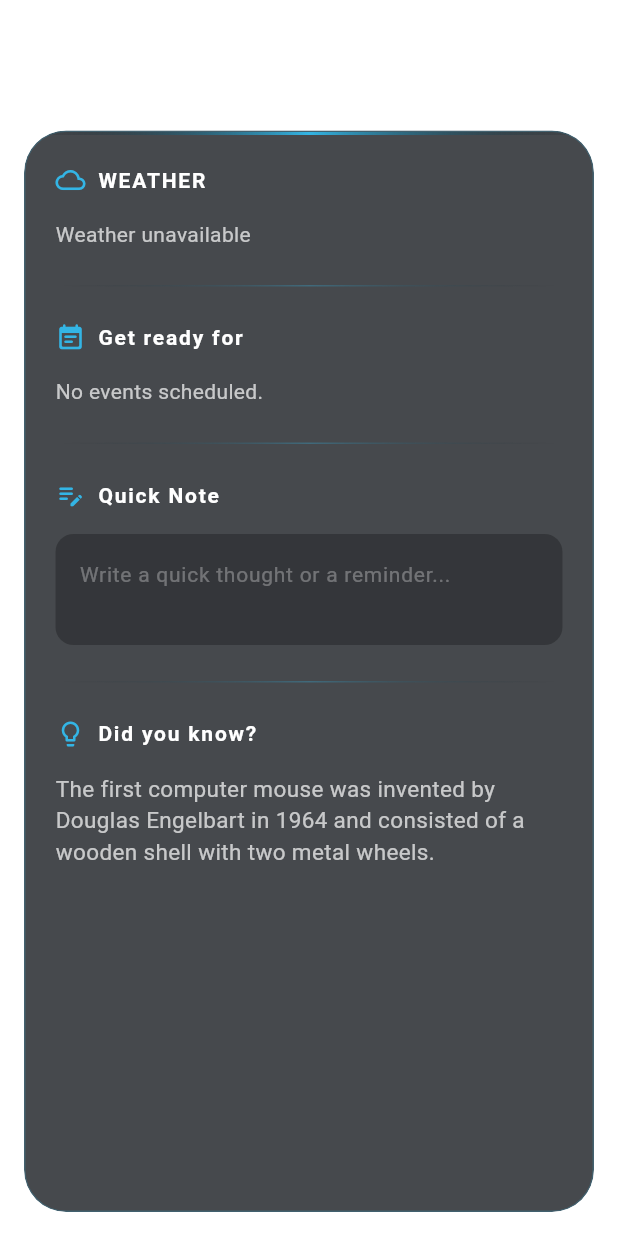
After one commit to LecSUSOff/thelauncher, a Flutter app: the YouHub screen opened directly, on a phone screen of 412 x 824 dp. The commit adds this screen. Run offline on Flutter 3.47's test engine with Material 3 defaults, Android fonts, the phone set to English and light mode, and no system bars; our stand-ins replace math_expressions, palette_generator, shared_preferences, smooth_page_indicator, table_calendar; missing offline and left inert: animated_analog_clock, device_calendar, device_wallpaper_flutter, flutter_media_controller, installed_apps; accounts and stored records are empty; network calls fail.

Commit message:
Add YouHub

```diff
--- a/lib/main.dart
+++ b/lib/main.dart
@@ -8,6 +8,7 @@ import 'package:flutter/services.dart';
 import 'package:shared_preferences/shared_preferences.dart';
 import 'home.dart';
 import 'applist.dart';
+import 'youhub.dart';
 
 void main() {
   WidgetsFlutterBinding.ensureInitialized();
@@ -50,6 +51,9 @@ class LauncherHomeScreen extends StatefulWidget {
 class _LauncherHomeScreenState extends State<LauncherHomeScreen> {
   Uint8List? _wallpaperBytes;
   List<AppInfo> _pinnedApps = [];
+  final PageController _rootPageController = PageController(
+      initialPage: 1,
+    );
 
   @override
   void initState() {
@@ -137,8 +141,10 @@ class _LauncherHomeScreenState extends State<LauncherHomeScreen> {
               Padding(
                 padding: const EdgeInsets.only(top: 50, bottom: 45),
                 child: PageView(
+                  controller: _rootPageController,
                   physics: const BouncingScrollPhysics(),
                   children: [
+                    YouHub(),
                     HomePage(pinnedApps: pinnedApps, onTogglePin: togglePinApp,),
                     AppList(apps: allApps, pinnedApps: _pinnedApps, onTogglePin: togglePinApp,),
                   ],
--- /dev/null
+++ b/lib/youhub.dart
@@ -0,0 +1,461 @@
+import 'dart:convert';
+import 'dart:ui' as ui;
+import 'package:flutter/material.dart';
+import 'package:http/http.dart' as http;
+import 'package:shared_preferences/shared_preferences.dart';
+import 'package:device_calendar/device_calendar.dart';
+import 'package:intl/intl.dart';
+
+class YouHub extends StatefulWidget {
+  const YouHub({super.key});
+
+  @override
+  State<YouHub> createState() => _YouHubState();
+}
+
+class _YouHubState extends State<YouHub> {
+  static const Color holoCyan = Color(0xFF33B5E5);
+  static const Color holoSurface = Color(0xCC181B20);
+
+  final TextEditingController _notesController = TextEditingController();
+  final DeviceCalendarPlugin _deviceCalendarPlugin = DeviceCalendarPlugin();
+
+  // Independent Futures for smart loading
+  Future<({double temp, int code, String city})?>? _weatherFuture;
+  Future<List<Event>>? _eventsFuture;
+  Future<String>? _factFuture;
+
+  @override
+  void initState() {
+    super.initState();
+    _loadSavedNotes();
+    _refreshFeed(); // Loads all futures
+  }
+
+  @override
+  void dispose() {
+    _notesController.dispose();
+    super.dispose();
+  }
+
+  /// Triggers all futures. Linked to a Pull-To-Refresh gesture.
+  Future<void> _refreshFeed() async {
+    setState(() {
+      _weatherFuture = fetchCurrentWeather();
+      _eventsFuture = _fetchUpcomingEvents();
+      _factFuture = _fetchDailyFact();
+    });
+  }
+
+  Future<void> _loadSavedNotes() async {
+    final prefs = await SharedPreferences.getInstance();
+    if (mounted) {
+      setState(() {
+        _notesController.text = prefs.getString('youhub_notes') ?? '';
+      });
+    }
+  }
+
+  Future<void> _saveNotes(String text) async {
+    final prefs = await SharedPreferences.getInstance();
+    await prefs.setString('youhub_notes', text);
+  }
+
+  // --- CALENDAR INTEGRATION ---
+  Future<List<Event>> _fetchUpcomingEvents() async {
+    List<Event> upcomingEvents = [];
+    try {
+      var permissionsGranted = await _deviceCalendarPlugin.hasPermissions();
+      if (permissionsGranted.isSuccess && !(permissionsGranted.data ?? false)) {
+        permissionsGranted = await _deviceCalendarPlugin.requestPermissions();
+        if (!permissionsGranted.isSuccess || !(permissionsGranted.data ?? false)) {
+          return [];
+        }
+      }
+
+      final calendarsResult = await _deviceCalendarPlugin.retrieveCalendars();
+      if (calendarsResult.data != null) {
+        for (var calendar in calendarsResult.data!) {
+          final eventsResult = await _deviceCalendarPlugin.retrieveEvents(
+            calendar.id,
+            RetrieveEventsParams(
+              startDate: DateTime.now(),
+              endDate: DateTime.now().add(const Duration(days: 2)),
+            ),
+          );
+
+          if (eventsResult.data != null) {
+            upcomingEvents.addAll(eventsResult.data!);
+          }
+        }
+      }
+      upcomingEvents.sort((a, b) => (a.start as DateTime).compareTo(b.start as DateTime));
+      return upcomingEvents.take(3).toList(); // Show top 3 events
+    } catch (e) {
+      debugPrint("Calendar error: $e");
+      return [];
+    }
+  }
+
+  // --- WEATHER INTEGRATION ---
+  Future<({double temp, int code, String city})?> fetchCurrentWeather() async {
+    double lat = 52.52;
+    double lon = 13.41;
+    String city = "Local";
+
+    try {
+      final locRes = await http.get(
+        Uri.parse('https://ipapi.co/json/'),
+        headers: {'User-Agent': 'CandyLauncher/1.0'},
+      ).timeout(const Duration(seconds: 7));
+
+      if (locRes.statusCode == 200) {
+        final locData = json.decode(locRes.body);
+        if (locData['latitude'] != null && locData['longitude'] != null) {
+          lat = (locData['latitude'] as num).toDouble();
+          lon = (locData['longitude'] as num).toDouble();
+          city = locData['city'] ?? "Local";
+        }
+      }
+    } catch (_) {}
+
+    try {
+      final weatherUrl = Uri.parse('https://api.open-meteo.com/v1/forecast?latitude=$lat&longitude=$lon&current=temperature_2m,weather_code');
+      final weatherRes = await http.get(weatherUrl).timeout(const Duration(seconds: 7));
+
+      if (weatherRes.statusCode == 200) {
+        final current = json.decode(weatherRes.body)['current'];
+        return (
+          temp: (current['temperature_2m'] as num).toDouble(),
+          code: current['weather_code'] as int,
+          city: city,
+        );
+      }
+    } catch (_) {}
+
+    return null;
+  }
+
+  // --- SMART FACT INTEGRATION ---
+  Future<String> _fetchDailyFact() async {
+    try {
+      final res = await http.get(Uri.parse('https://uselessfacts.jsph.pl/api/v2/facts/random')).timeout(const Duration(seconds: 5));
+      if (res.statusCode == 200) {
+        return json.decode(res.body)['text'];
+      }
+    } catch (_) {}
+    return "The first computer mouse was invented by Douglas Engelbart in 1964 and consisted of a wooden shell with two metal wheels.";
+  }
+
+  String _getWeatherCondition(int code) {
+    if (code == 0) return "Clear Sky";
+    if (code <= 3) return "Partly Cloudy";
+    if (code <= 48) return "Foggy";
+    if (code <= 67) return "Rainy";
+    if (code <= 77) return "Snowy";
+    if (code <= 82) return "Showers";
+    return "Thunderstorm";
+  }
+
+  IconData _getWeatherIcon(int code) {
+    if (code == 0) return Icons.wb_sunny_rounded;
+    if (code <= 3) return Icons.wb_cloudy_rounded;
+    if (code <= 48) return Icons.cloud_queue_rounded;
+    if (code <= 67) return Icons.water_drop_rounded;
+    if (code <= 77) return Icons.ac_unit_rounded;
+    if (code <= 82) return Icons.grain_rounded;
+    return Icons.flash_on_rounded;
+  }
+
+  @override
+  Widget build(BuildContext context) {
+    return Scaffold(
+      backgroundColor: Colors.transparent,
+      body: SafeArea(
+        child: Column(
+          crossAxisAlignment: CrossAxisAlignment.start,
+          children: [
+            const Padding(
+              padding: EdgeInsets.fromLTRB(24, 20, 24, 8),
+              child: Text(
+                "You Hub",
+                style: TextStyle(
+                  fontWeight: FontWeight.w600,
+                  fontSize: 36,
+                  color: Colors.white,
+                  letterSpacing: -0.5,
+                ),
+              ),
+            ),
+
+            Expanded(
+              child: Padding(
+                padding: const EdgeInsets.fromLTRB(16, 8, 16, 16),
+                child: ClipRRect(
+                  borderRadius: BorderRadius.circular(28),
+                  child: BackdropFilter(
+                    filter: ui.ImageFilter.blur(sigmaX: 16, sigmaY: 16),
+                    child: Container(
+                      decoration: BoxDecoration(
+                        color: holoSurface,
+                        borderRadius: BorderRadius.circular(28),
+                        border: Border.all(
+                          color: holoCyan.withValues(alpha: 0.22),
+                          width: 1.0,
+                        ),
+                      ),
+                      child: Column(
+                        children: [
+                          Container(
+                            height: 2,
+                            decoration: const BoxDecoration(
+                              gradient: LinearGradient(
+                                colors: [Colors.transparent, holoCyan, Colors.transparent],
+                              ),
+                            ),
+                          ),
+
+                          Expanded(
+                            child: RefreshIndicator(
+                              onRefresh: _refreshFeed,
+                              color: holoCyan,
+                              backgroundColor: holoSurface,
+                              child: ListView(
+                                padding: const EdgeInsets.all(20),
+                                physics: const AlwaysScrollableScrollPhysics(),
+                                children: [
+
+                                  // 1. LIVE WEATHER
+                                  HoloSection(
+                                    title: "WEATHER",
+                                    icon: Icons.cloud_outlined,
+                                    showDivider: true,
+                                    child: FutureBuilder(
+                                      future: _weatherFuture,
+                                      builder: (context, snapshot) {
+                                        if (snapshot.connectionState == ConnectionState.waiting) {
+                                          return const Center(child: CircularProgressIndicator(color: holoCyan));
+                                        }
+                                        final data = snapshot.data;
+                                        if (data == null) {
+                                          return const Text("Weather unavailable", style: TextStyle(color: Colors.white70));
+                                        }
+                                        return Row(
+                                          mainAxisAlignment: MainAxisAlignment.spaceBetween,
+                                          children: [
+                                            Column(
+                                              crossAxisAlignment: CrossAxisAlignment.start,
+                                              children: [
+                                                Row(
+                                                  children: [
+                                                    const Icon(Icons.location_on_rounded, size: 16, color: holoCyan),
+                                                    const SizedBox(width: 4),
+                                                    Text(
+                                                      data.city,
+                                                      style: const TextStyle(fontSize: 16, fontWeight: FontWeight.w600, color: Colors.white),
+                                                    ),
+                                                  ],
+                                                ),
+                                                const SizedBox(height: 4),
+                                                Text(
+                                                  _getWeatherCondition(data.code),
+                                                  style: const TextStyle(fontSize: 14, color: Colors.white70),
+                                                ),
+                                              ],
+                                            ),
+                                            Row(
+                                              children: [
+                                                Icon(_getWeatherIcon(data.code), color: holoCyan, size: 36),
+                                                const SizedBox(width: 12),
+                                                Text(
+                                                  "${data.temp.round()}°",
+                                                  style: const TextStyle(fontSize: 40, fontWeight: FontWeight.bold, color: Colors.white),
+                                                ),
+                                              ],
+                                            ),
+                                          ],
+                                        );
+                                      },
+                                    ),
+                                  ),
+
+                                  // 2. UPCOMING CALENDAR
+                                  HoloSection(
+                                    title: "Get ready for",
+                                    icon: Icons.event_note_rounded,
+                                    showDivider: true,
+                                    child: FutureBuilder<List<Event>>(
+                                      future: _eventsFuture,
+                                      builder: (context, snapshot) {
+                                        if (snapshot.connectionState == ConnectionState.waiting) {
+                                          return const Center(child: CircularProgressIndicator(color: holoCyan, strokeWidth: 2));
+                                        }
+                                        final events = snapshot.data ?? [];
+                                        if (events.isEmpty) {
+                                          return const Text("No events scheduled.", style: TextStyle(color: Colors.white70));
+                                        }
+                                        return Column(
+                                          children: events.map((event) {
+                                            final startTime = event.start as DateTime;
+                                            final timeString = DateFormat('h:mm a').format(startTime);
+                                            final dayString = startTime.day == DateTime.now().day ? "Today" : "Tomorrow";
+                                            return Padding(
+                                              padding: const EdgeInsets.only(bottom: 12.0),
+                                              child: Row(
+                                                crossAxisAlignment: CrossAxisAlignment.start,
+                                                children: [
+                                                  Container(
+                                                    width: 3,
+                                                    height: 38,
+                                                    decoration: BoxDecoration(
+                                                      color: holoCyan,
+                                                      borderRadius: BorderRadius.circular(2),
+                                                    ),
+                                                  ),
+                                                  const SizedBox(width: 12),
+                                                  Expanded(
+                                                    child: Column(
+                                                      crossAxisAlignment: CrossAxisAlignment.start,
+                                                      children: [
+                                                        Text(
+                                                          event.title ?? "Busy",
+                                                          style: const TextStyle(fontSize: 15, fontWeight: FontWeight.w500, color: Colors.white),
+                                                          maxLines: 1,
+                                                          overflow: TextOverflow.ellipsis,
+                                                        ),
+                                                        const SizedBox(height: 2),
+                                                        Text(
+                                                          "$dayString, $timeString",
+                                                          style: const TextStyle(fontSize: 13, color: Colors.white70),
+                                                        ),
+                                                      ],
+                                                    ),
+                                                  ),
+                                                ],
+                                              ),
+                                            );
+                                          }).toList(),
+                                        );
+                                      },
+                                    ),
+                                  ),
+
+                                  // 3. QUICK NOTE
+                                  HoloSection(
+                                    title: "Quick Note",
+                                    icon: Icons.edit_note_rounded,
+                                    showDivider: true,
+                                    child: TextField(
+                                      controller: _notesController,
+                                      maxLines: 5,
+                                      minLines: 2,
+                                      onChanged: _saveNotes,
+                                      style: const TextStyle(color: Colors.white, fontSize: 15, height: 1.4),
+                                      decoration: InputDecoration(
+                                        hintText: "Write a quick thought or a reminder...",
+                                        hintStyle: TextStyle(color: Colors.white.withValues(alpha: 0.3), fontSize: 14),
+                                        filled: true,
+                                        fillColor: Colors.black.withValues(alpha: 0.25),
+                                        border: OutlineInputBorder(
+                                          borderRadius: BorderRadius.circular(12),
+                                          borderSide: BorderSide.none,
+                                        ),
+                                      ),
+                                    ),
+                                  ),
+
+                                  // 4. DAILY FACT
+                                  HoloSection(
+                                    title: "Did you know?",
+                                    icon: Icons.lightbulb_outline_rounded,
+                                    showDivider: false,
+                                    child: FutureBuilder<String>(
+                                      future: _factFuture,
+                                      builder: (context, snapshot) {
+                                        if (snapshot.connectionState == ConnectionState.waiting) {
+                                          return const Center(child: CircularProgressIndicator(color: holoCyan, strokeWidth: 2));
+                                        }
+                                        return Text(
+                                          snapshot.data ?? "",
+                                          style: const TextStyle(fontSize: 15, height: 1.4, color: Colors.white70),
+                                        );
+                                      },
+                                    ),
+                                  ),
+
+                                ],
+                              ),
+                            ),
+                          ),
+                        ],
+                      ),
+                    ),
+                  ),
+                ),
+              ),
+            ),
+          ],
+        ),
+      ),
+    );
+  }
+}
+
+class HoloSection extends StatelessWidget {
+  final String title;
+  final IconData icon;
+  final Widget child;
+  final bool showDivider;
+
+  const HoloSection({
+    super.key,
+    required this.title,
+    required this.icon,
+    required this.child,
+    this.showDivider = true,
+  });
+
+  @override
+  Widget build(BuildContext context) {
+    return Column(
+      crossAxisAlignment: CrossAxisAlignment.start,
+      children: [
+        Row(
+          children: [
+            Icon(icon, size: 20, color: _YouHubState.holoCyan),
+            const SizedBox(width: 8),
+            Text(
+              title,
+              style: const TextStyle(
+                fontSize: 14,
+                letterSpacing: 1.2,
+                fontWeight: FontWeight.bold,
+                color: Colors.white,
+              ),
+            ),
+          ],
+        ),
+        const SizedBox(height: 16),
+
+        child,
+
+        if (showDivider) ...[
+          const SizedBox(height: 24),
+          Container(
+            height: 1,
+            decoration: BoxDecoration(
+              gradient: LinearGradient(
+                colors: [
+                  Colors.transparent,
+                  _YouHubState.holoCyan.withValues(alpha: 0.3),
+                  Colors.transparent,
+                ],
+              ),
+            ),
+          ),
+          const SizedBox(height: 24),
+        ]
+      ],
+    );
+  }
+}
--- a/pubspec.yaml
+++ b/pubspec.yaml
@@ -49,7 +49,10 @@ dependencies:
   math_expressions: ^3.2.0
   url_launcher: ^6.3.3
   http: ^1.6.0
-
+  device_calendar_plus: ^0.12.0
+  device_calendar: ^4.3.1
+dependency_overrides:
+  timezone: ^0.10.0
 dev_dependencies:
   flutter_test:
     sdk: flutter
```
Also changed, not shown: pubspec.lock, 2 other files.
